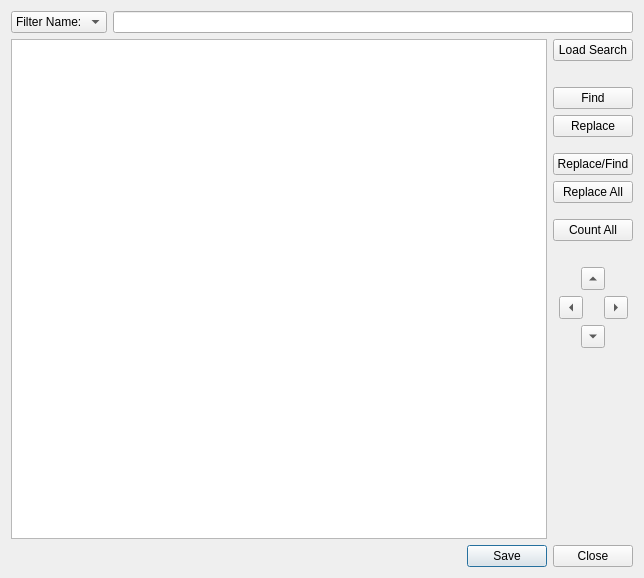
The window that src/Form_Files/SearchEditor.ui (Sigil-Ebook/Sigil) describes before a commit, drawn with Qt 5.
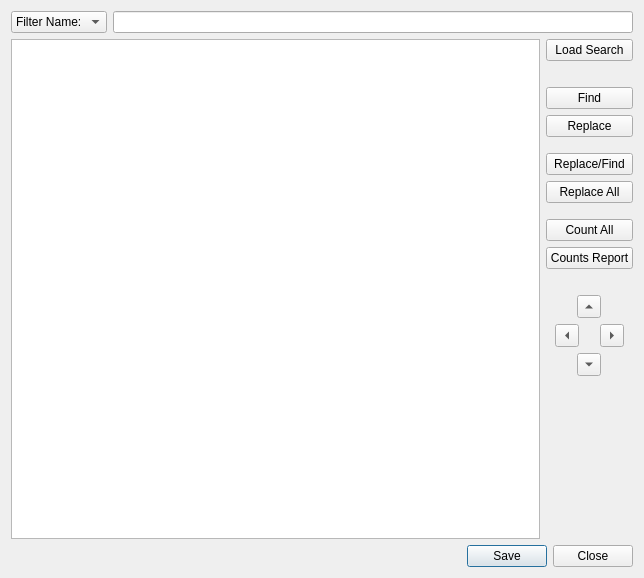
The same window after the commit. Custom widgets are drawn as their Qt base class.

Commit message: add SavedSearch Counts Report capability

Patch:
```diff
--- a/src/Form_Files/SearchEditor.ui
+++ b/src/Form_Files/SearchEditor.ui
@@ -175,6 +175,17 @@
          </property>
         </widget>
        </item>
+       <item>
+        <widget class="QPushButton" name="CountsReportPB">
+         <property name="toolTip">
+          <string>Create a Counts report for the selected entries in the order selected,
+including entries in selected groups.</string>
+         </property>
+         <property name="text">
+          <string>Counts Report</string>
+         </property>
+        </widget>
+       </item>
        <item>
         <spacer name="verticalSpacer_4">
          <property name="orientation">
```
The commit also changes 9 other files.
